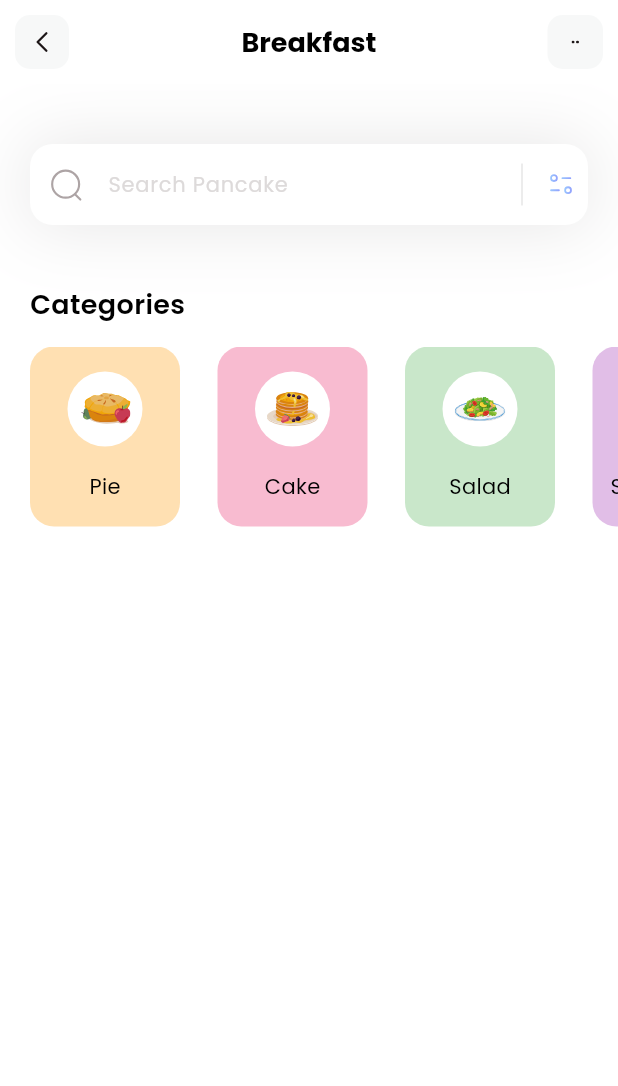
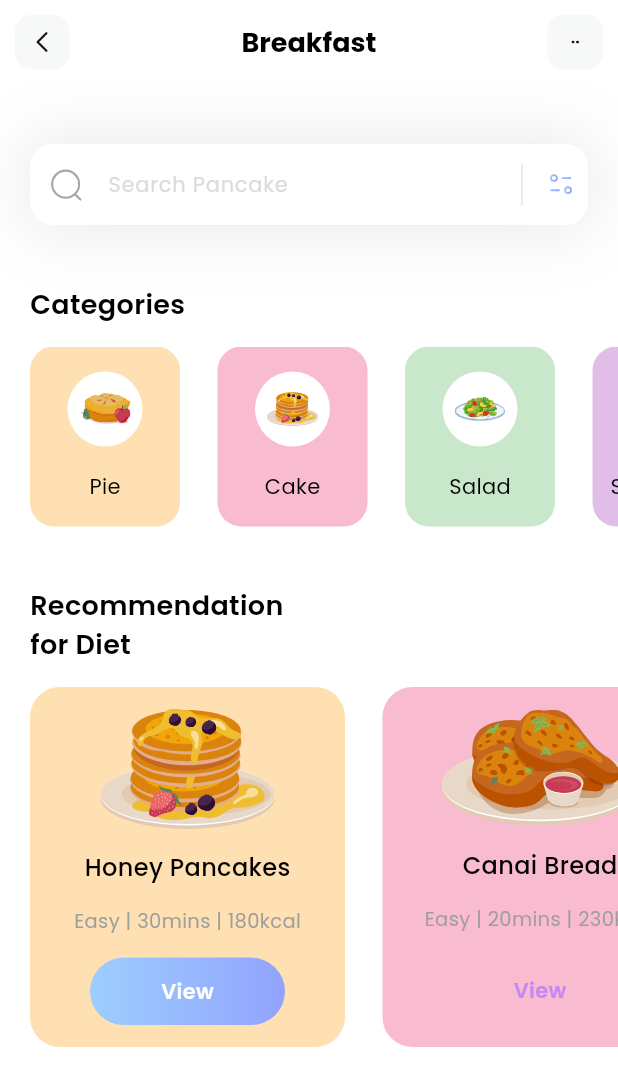
Before and after one commit to kalush666/fitness, a Flutter app: the screen it shows after launch, on a phone screen of 412 x 824 dp. Shown: the top 1086 px of the screen. Run offline on Flutter 3.47's test engine with Material 3 defaults, Android fonts, the phone set to English and light mode, and no system bars; our stand-ins replace flutter_svg.

Commit message:
recommendations

```diff
--- a/lib/models/diet_model.dart
+++ b/lib/models/diet_model.dart
@@ -6,6 +6,7 @@ class DietModel {
   String level;
   String duration;
   String calorie;
+  Color boxColor;
   bool viewIsSelected;
 
   DietModel({
@@ -14,6 +15,7 @@ class DietModel {
     required this.level,
     required this.duration,
     required this.calorie,
+    required this.boxColor,
     required this.viewIsSelected,
   });
 
@@ -25,6 +27,7 @@ class DietModel {
         level: 'Easy',
         duration: '30mins',
         calorie: '180kcal',
+        boxColor: Colors.orange,
         viewIsSelected: true,
       ),
       DietModel(
@@ -33,6 +36,7 @@ class DietModel {
         level: 'Easy',
         duration: '20mins',
         calorie: '230kcal',
+        boxColor: Colors.pink,
         viewIsSelected: false,
       ),
     ];
--- a/lib/pages/home.dart
+++ b/lib/pages/home.dart
@@ -1,4 +1,5 @@
 import 'package:fitness/models/category_model.dart';
+import 'package:fitness/models/diet_model.dart';
 import 'package:flutter/material.dart';
 import 'package:flutter_svg/flutter_svg.dart';
 
@@ -11,25 +12,42 @@ class HomePage extends StatefulWidget {
 
 class _HomePageState extends State<HomePage> {
   List<CategoryModel> Listcategories = [];
+  List<DietModel> diets = [];
 
   void _getCategories() {
     Listcategories = CategoryModel.getCategories();
   }
 
+  void _getDiets() {
+    diets = DietModel.getDiets();
+  }
+
+  void _getInitialInfo() {
+    _getCategories();
+    _getDiets();
+  }
+
   @override
   void initState() {
     super.initState();
-    _getCategories();
+    _getInitialInfo();
   }
 
   @override
   Widget build(BuildContext context) {
+    _getInitialInfo();
     return Scaffold(
       appBar: appBar(),
       backgroundColor: Colors.white,
       body: Column(
         crossAxisAlignment: CrossAxisAlignment.start,
-        children: [searchBar(), SizedBox(height: 40), categories()],
+        children: [
+          searchBar(),
+          SizedBox(height: 40),
+          categories(),
+          SizedBox(height: 40),
+          dietsList(),
+        ],
       ),
     );
   }
@@ -210,4 +228,98 @@ class _HomePageState extends State<HomePage> {
       ),
     );
   }
+
+  Container dietItem(context, index) {
+    return Container(
+      width: 210,
+      decoration: BoxDecoration(
+        color: diets[index].boxColor.withOpacity(0.3),
+        borderRadius: BorderRadius.circular(20),
+      ),
+      child: Column(
+        mainAxisAlignment: MainAxisAlignment.spaceEvenly,
+        children: [
+          SvgPicture.asset(diets[index].iconPath),
+          Text(
+            diets[index].name,
+            style: TextStyle(
+              fontWeight: FontWeight.w500,
+              color: Colors.black,
+              fontSize: 16,
+            ),
+          ),
+          Text(
+            '${diets[index].level} | ${diets[index].duration} | ${diets[index].calorie}',
+            style: TextStyle(
+              color: Colors.grey,
+              fontSize: 13,
+              fontWeight: FontWeight.w400,
+            ),
+          ),
+          Container(
+            height: 45,
+            width: 130,
+            decoration: BoxDecoration(
+              gradient: LinearGradient(
+                colors: [
+                  diets[index].viewIsSelected
+                      ? Color(0xff9DCEFF)
+                      : Colors.transparent,
+                  diets[index].viewIsSelected
+                      ? Color(0xff92A3FD)
+                      : Colors.transparent,
+                ],
+              ),
+              borderRadius: BorderRadius.circular(52),
+            ),
+            child: Center(
+              child: Text(
+                'View',
+                style: TextStyle(
+                  color:
+                      diets[index].viewIsSelected
+                          ? Colors.white
+                          : Color(0xffc588f2),
+                  fontWeight: FontWeight.w600,
+                  fontSize: 14,
+                ),
+              ),
+            ),
+          ),
+        ],
+      ),
+    );
+  }
+
+  Column dietsList() {
+    return Column(
+      crossAxisAlignment: CrossAxisAlignment.start,
+      children: [
+        Padding(
+          padding: const EdgeInsets.only(left: 20),
+          child: Text(
+            'Recommendation\nfor Diet',
+            style: TextStyle(
+              color: Colors.black,
+              fontSize: 18,
+              fontWeight: FontWeight.w600,
+            ),
+          ),
+        ),
+        SizedBox(height: 15),
+        Container(
+          height: 240,
+          child: ListView.separated(
+            itemBuilder: (context, index) {
+              return dietItem(context, index);
+            },
+            separatorBuilder: (context, index) => SizedBox(width: 25),
+            itemCount: diets.length,
+            scrollDirection: Axis.horizontal,
+            padding: EdgeInsets.only(left: 20, right: 20),
+          ),
+        ),
+      ],
+    );
+  }
 }
```
